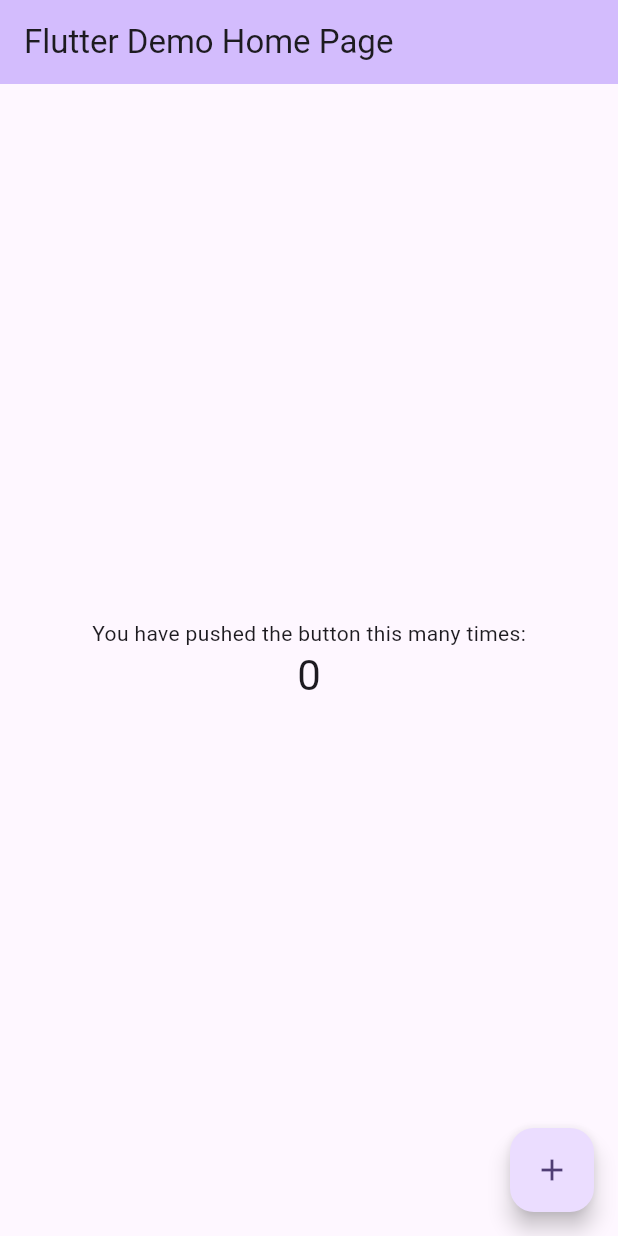
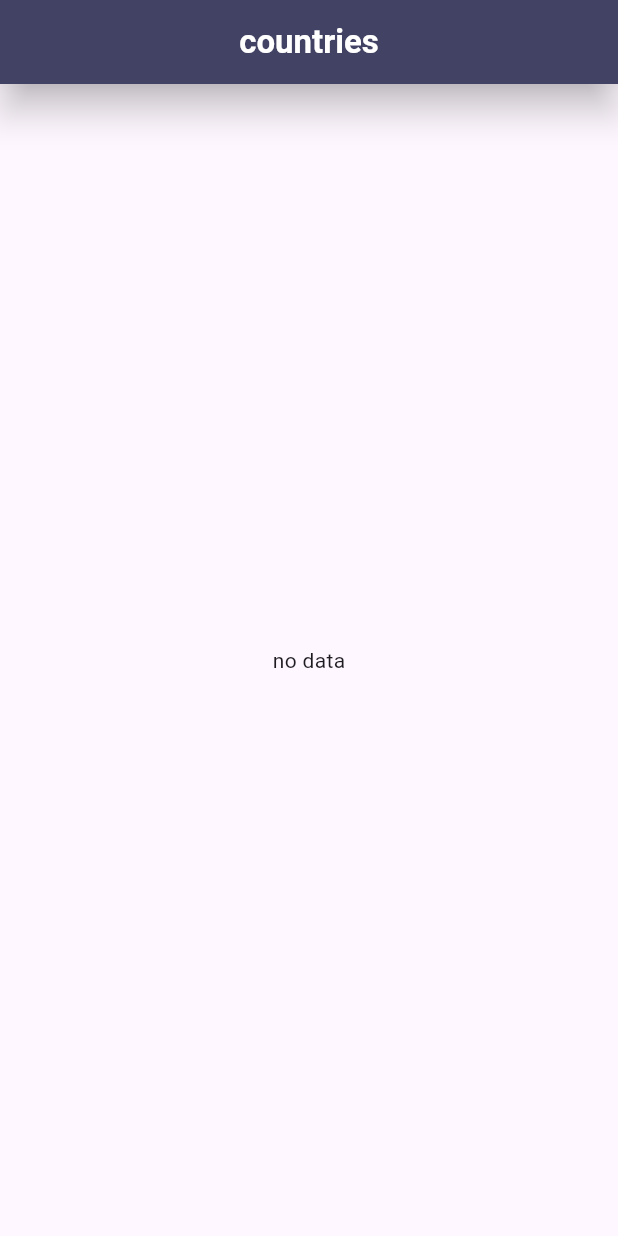
Before and after one commit to soficrisl/unipadondeapp, a Flutter app: the screen it shows after launch, on a phone screen of 412 x 824 dp. Run offline on Flutter 3.47's test engine with Material 3 defaults, Android fonts, the phone set to English and light mode, and no system bars; our stand-ins replace supabase_flutter; accounts and stored records are empty.

Commit message:
conexion parte 2

```diff
--- a/unipadonde/lib/main.dart
+++ b/unipadonde/lib/main.dart
@@ -1,5 +1,7 @@
 import 'package:flutter/material.dart';
 import 'package:supabase_flutter/supabase_flutter.dart';
+import 'package:unipadonde/repository/supabase.dart';
+import 'repository/supabase.dart';
 
 const supabaseUrl = 'https://atswkwzuztfzaerlpcpc.supabase.co';
 const supabaseKey = String.fromEnvironment('SUPABASE_KEY');
@@ -17,112 +19,65 @@ class MyApp extends StatelessWidget {
   @override
   Widget build(BuildContext context) {
     return MaterialApp(
-      title: 'Flutter Demo',
-      theme: ThemeData(
-        // This is the theme of your application.
-        //
-        // TRY THIS: Try running your application with "flutter run". You'll see
-        // the application has a purple toolbar. Then, without quitting the app,
-        // try changing the seedColor in the colorScheme below to Colors.green
-        // and then invoke "hot reload" (save your changes or press the "hot
-        // reload" button in a Flutter-supported IDE, or press "r" if you used
-        // the command line to start the app).
-        //
-        // Notice that the counter didn't reset back to zero; the application
-        // state is not lost during the reload. To reset the state, use hot
-        // restart instead.
-        //
-        // This works for code too, not just values: Most code changes can be
-        // tested with just a hot reload.
-        colorScheme: ColorScheme.fromSeed(seedColor: Colors.deepPurple),
-      ),
-      home: const MyHomePage(title: 'Flutter Demo Home Page'),
+      debugShowCheckedModeBanner: false,
+      home: const MyHomePage(),
     );
   }
 }
 
 class MyHomePage extends StatefulWidget {
-  const MyHomePage({super.key, required this.title});
-
-  // This widget is the home page of your application. It is stateful, meaning
-  // that it has a State object (defined below) that contains fields that affect
-  // how it looks.
-
-  // This class is the configuration for the state. It holds the values (in this
-  // case the title) provided by the parent (in this case the App widget) and
-  // used by the build method of the State. Fields in a Widget subclass are
-  // always marked "final".
-
-  final String title;
+  const MyHomePage({super.key});
 
   @override
   State<MyHomePage> createState() => _MyHomePageState();
 }
 
 class _MyHomePageState extends State<MyHomePage> {
-  int _counter = 0;
-
-  void _incrementCounter() {
-    setState(() {
-      // This call to setState tells the Flutter framework that something has
-      // changed in this State, which causes it to rerun the build method below
-      // so that the display can reflect the updated values. If we changed
-      // _counter without calling setState(), then the build method would not be
-      // called again, and so nothing would appear to happen.
-      _counter++;
-    });
+  final SupabaseRepository _repository = SupabaseRepository();
+  late Future<List<Map<String, dynamic>>> _countriesfuture;
+  @override
+  void initState() {
+    super.initState();
+    // Initialize the _countriesfuture variable here
+    _countriesfuture = _repository.fetchCountries();
   }
 
   @override
   Widget build(BuildContext context) {
-    // This method is rerun every time setState is called, for instance as done
-    // by the _incrementCounter method above.
-    //
-    // The Flutter framework has been optimized to make rerunning build methods
-    // fast, so that you can just rebuild anything that needs updating rather
-    // than having to individually change instances of widgets.
     return Scaffold(
       appBar: AppBar(
-        // TRY THIS: Try changing the color here to a specific color (to
-        // Colors.amber, perhaps?) and trigger a hot reload to see the AppBar
-        // change color while the other colors stay the same.
-        backgroundColor: Theme.of(context).colorScheme.inversePrimary,
-        // Here we take the value from the MyHomePage object that was created by
-        // the App.build method, and use it to set our appbar title.
-        title: Text(widget.title),
-      ),
-      body: Center(
-        // Center is a layout widget. It takes a single child and positions it
-        // in the middle of the parent.
-        child: Column(
-          // Column is also a layout widget. It takes a list of children and
-          // arranges them vertically. By default, it sizes itself to fit its
-          // children horizontally, and tries to be as tall as its parent.
-          //
-          // Column has various properties to control how it sizes itself and
-          // how it positions its children. Here we use mainAxisAlignment to
-          // center the children vertically; the main axis here is the vertical
-          // axis because Columns are vertical (the cross axis would be
-          // horizontal).
-          //
-          // TRY THIS: Invoke "debug painting" (choose the "Toggle Debug Paint"
-          // action in the IDE, or press "p" in the console), to see the
-          // wireframe for each widget.
-          mainAxisAlignment: MainAxisAlignment.center,
-          children: <Widget>[
-            const Text('You have pushed the button this many times:'),
-            Text(
-              '$_counter',
-              style: Theme.of(context).textTheme.headlineMedium,
+        backgroundColor: Color(0xff3D405B),
+        elevation: 10,
+        shadowColor: Colors.black,
+        title: const Center(
+          child: Text(
+            'countries',
+            style: TextStyle(
+              fontWeight: FontWeight.bold,
+              fontSize: 22,
+              color: Colors.white,
             ),
-          ],
+          ),
         ),
       ),
-      floatingActionButton: FloatingActionButton(
-        onPressed: _incrementCounter,
-        tooltip: 'Increment',
-        child: const Icon(Icons.add),
-      ), // This trailing comma makes auto-formatting nicer for build methods.
+      body: FutureBuilder(
+        future: _countriesfuture,
+        builder: (context, snapshot) {
+          if (!snapshot.hasData) {
+            return const Center(child: CircularProgressIndicator());
+          } else if (snapshot.data!.isEmpty) {
+            return const Center(child: Text('no data'));
+          }
+          final countries = snapshot.data!;
+          return ListView.builder(
+            itemCount: countries.length,
+            itemBuilder: (context, index) {
+              final country = countries[index];
+              return Text(country['country']);
+            },
+          );
+        },
+      ),
     );
   }
 }
--- /dev/null
+++ b/unipadonde/lib/repository/supabase.dart
@@ -0,0 +1,10 @@
+import 'package:supabase_flutter/supabase_flutter.dart';
+
+class SupabaseRepository {
+  final SupabaseClient _supabaseClient = Supabase.instance.client;
+
+  Future<List<Map<String, dynamic>>> fetchCountries() async {
+    final response = await _supabaseClient.from('table').select('name');
+    return response;
+  }
+}
```
Also changed, not shown: unipadonde/lib/business page/buspage_model.dart (added), unipadonde/lib/business page/buspage_view.dart (added), unipadonde/lib/business page/buspage_vm.dart (added), unipadonde/lib/creatediscountpage/cdiscount_model.dart (added), unipadonde/lib/creatediscountpage/cdiscount_view.dart (added), unipadonde/lib/creatediscountpage/cdiscount_vm.dart (added), unipadonde/lib/favoritespage/favspage_model.dart (added), unipadonde/lib/favoritespage/favspage_view.dart (added), unipadonde/lib/favoritespage/favspage_vm.dart (added), unipadonde/lib/landingpage/landing_model.dart (added), unipadonde/lib/landingpage/landing_view.dart (added), unipadonde/lib/landingpage/landing_vm.dart (added), unipadonde/lib/login/login_model.dart (added), unipadonde/lib/login/login_view.dart (added), 4 more files, 1 other file.
